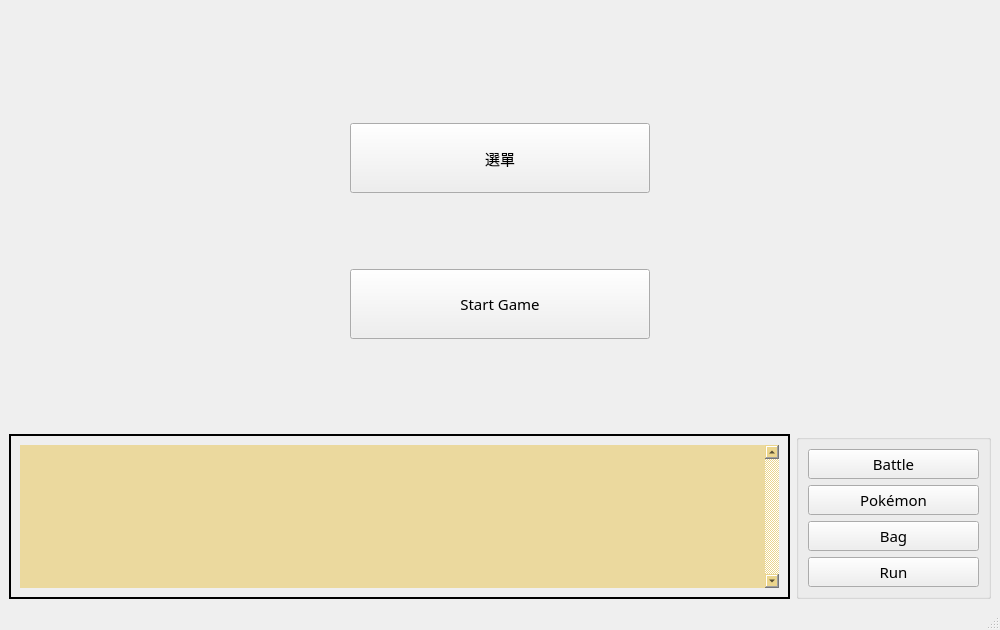
First picture: the form in project/gamemainwindow.ui, repository jeang-bo-yuan/NTUST-OOP-Project3-Pokemon, before the edit.
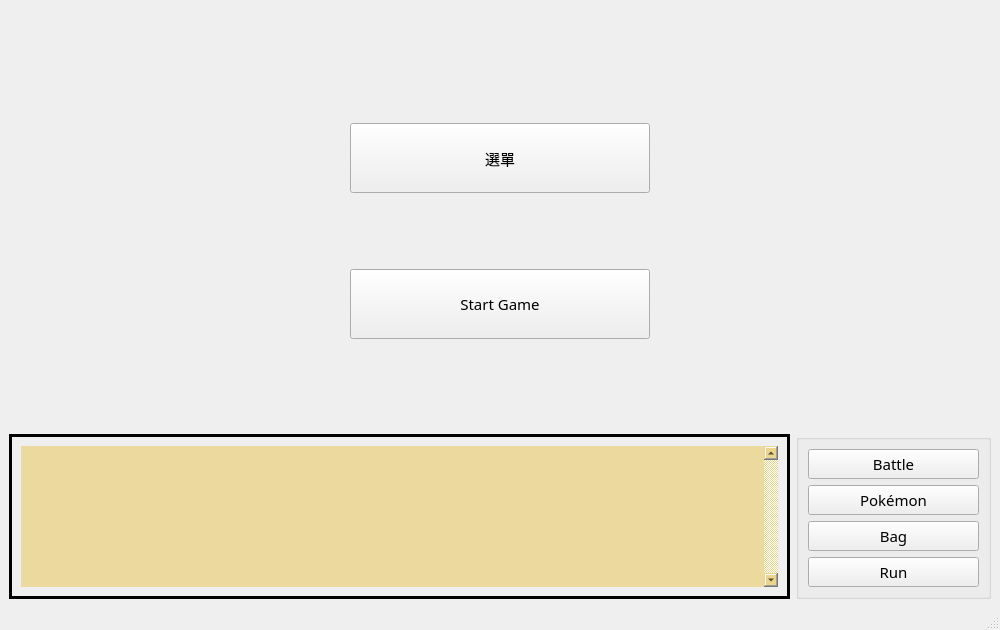
Second picture: the form after the edit. Icons and pictures are not drawn. Custom widgets are drawn as their Qt base class.

The edit to the form file:
```diff
--- a/project/gamemainwindow.ui
+++ b/project/gamemainwindow.ui
@@ -244,34 +244,13 @@
     <item>
      <layout class="QHBoxLayout" name="horizontalLayout" stretch="4,1">
       <item>
-       <widget class="QFrame" name="frame">
+       <widget class="QStackedWidget" name="subStack">
         <property name="frameShape">
          <enum>QFrame::Panel</enum>
         </property>
-        <property name="frameShadow">
-         <enum>QFrame::Plain</enum>
-        </property>
         <property name="lineWidth">
-         <number>2</number>
+         <number>3</number>
         </property>
-        <layout class="QHBoxLayout" name="horizontalLayout_3">
-         <property name="spacing">
-          <number>0</number>
-         </property>
-         <property name="leftMargin">
-          <number>0</number>
-         </property>
-         <property name="topMargin">
-          <number>0</number>
-         </property>
-         <property name="rightMargin">
-          <number>0</number>
-         </property>
-         <property name="bottomMargin">
-          <number>0</number>
-         </property>
-         <item>
-          <widget class="QStackedWidget" name="subStack">
            <property name="currentIndex">
             <number>0</number>
            </property>
@@ -351,9 +330,6 @@
              </property>
             </widget>
            </widget>
-          </widget>
-         </item>
-        </layout>
        </widget>
       </item>
       <item>
```
Lines whose indentation alone changed are shown as unchanged.
